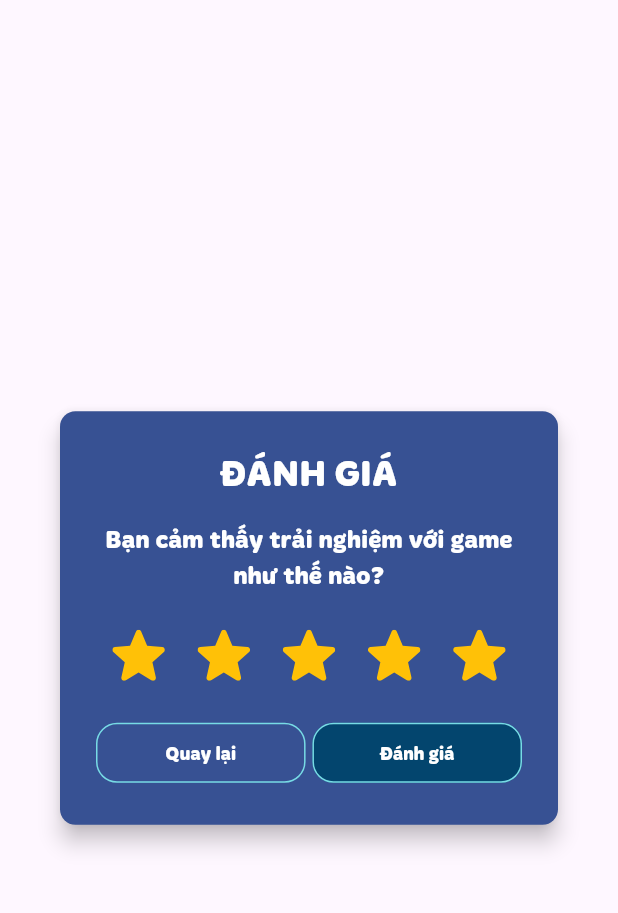
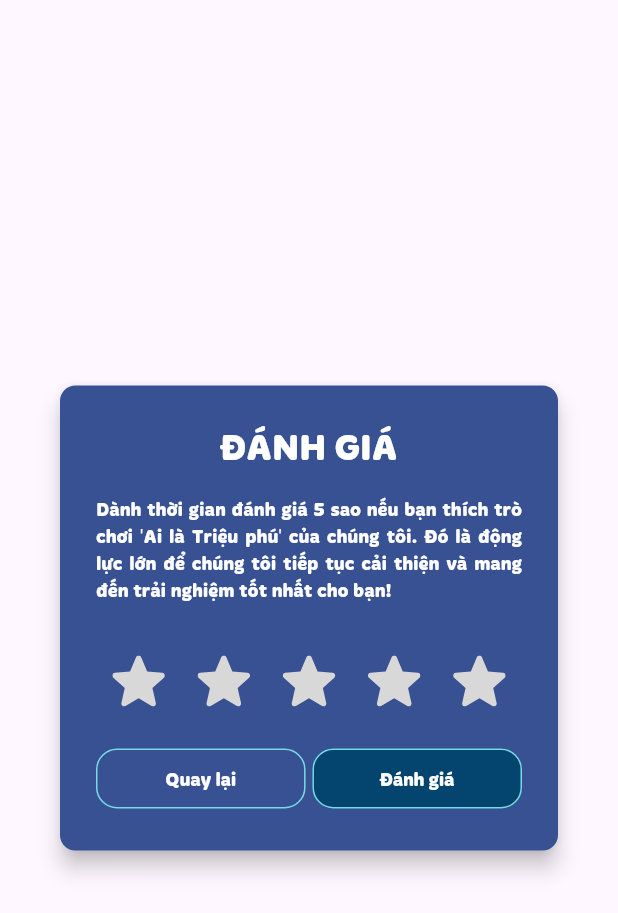
Before and after one commit to sonvantran/millionaire_mobile, a Flutter app: the RatingPopup widget shown alone on an empty page, opened directly with empty values, on a phone screen of 412 x 824 dp. Shown: the top 913 px of the screen. Run offline on Flutter 3.47's test engine with Material 3 defaults, Android fonts, the phone set to English and light mode, and no system bars; our stand-ins replace auto_route, cached_network_image, cloud_firestore, connectivity_plus, dio, firebase_analytics and 24 more; missing offline and left inert: android_id, sky_ads, volume_controller; accounts and stored records are empty; network calls fail; statements that could not run were skipped.

```diff
--- a/lib/app/modules/login/views/login_view.dart
+++ b/lib/app/modules/login/views/login_view.dart
@@ -7,6 +7,7 @@ import 'package:flutter_spinkit/flutter_spinkit.dart';
 import '../../../core/analytics/analytics_manager.dart';
 import '../../../core/analytics/route_aware_analytics.dart';
 import '../../../core/services/ads_manager.dart';
+import '../../../core/services/messaging_service.dart';
 import '../../../core/services/question_box.dart';
 import '../../../core/values/custom_color.dart';
 import '../../../core/values/show_message_internal.dart';
@@ -133,9 +134,10 @@ class _LoginPageState extends State<LoginPage> with WidgetsBindingObserver {
       isAppHiden = false;
     } else if (state == AppLifecycleState.hidden) {
       isAppHiden = true;
+      MessagingService().scheduleMessage();
     }
     if (!cubit.state.isMuteCheckAgain) {
-      cubit.setIsMute(state != AppLifecycleState.resumed);
+      cubit.setIsMute(isAppHiden);
     }
   }
 
@@ -506,7 +508,7 @@ class _LoginPageState extends State<LoginPage> with WidgetsBindingObserver {
           value: cubit,
           child: const PopupNotice(
             isCountDown: false,
-            textButton: 'CANCEL',
+            textButton: 'ĐÓNG',
             title: 'CÀI ĐẶT',
             content: Setting(),
           ),
--- a/lib/app/modules/login/widgets/rating_dialog.dart
+++ b/lib/app/modules/login/widgets/rating_dialog.dart
@@ -1,7 +1,6 @@
 import 'package:flutter/material.dart';
 import 'package:flutter_screenutil/flutter_screenutil.dart';
 import 'package:flutter_svg/svg.dart';
-import 'package:shared_preferences/shared_preferences.dart';
 import '../../../core/analytics/analytics_manager.dart';
 import '../../../core/values/app_colors.dart';
 import '../../../core/values/show_message_internal.dart';
@@ -17,7 +16,8 @@ class RatingPopup extends StatefulWidget {
 }
 
 class _RatingPopupState extends State<RatingPopup> {
-  int number = 4;
+  int number = -1;
+  bool isTapRate = false;
   @override
   Widget build(BuildContext context) {
     return AlertDialog(
@@ -33,11 +33,19 @@ class _RatingPopupState extends State<RatingPopup> {
         mainAxisSize: MainAxisSize.min,
         children: [
           Text(
-            "Bạn cảm thấy trải nghiệm với game như thế nào?",
-            style: TextStyles.mediumWhiteS16,
-            textAlign: TextAlign.center,
+            "Dành thời gian đánh giá 5 sao nếu bạn thích trò chơi 'Ai là Triệu phú' của chúng tôi. Đó là động lực lớn để chúng tôi tiếp tục cải thiện và mang đến trải nghiệm tốt nhất cho bạn!",
+            style: TextStyles.regularWhiteS12,
+            textAlign: TextAlign.justify,
           ),
-          SizedBox(height: 24.h),
+          SizedBox(height: 10.h),
+          (isTapRate && number == -1)
+              ? Text(
+                  "Chọn số sao dể đánh giá",
+                  style: TextStyles.regularWhiteS12
+                      .copyWith(color: AppColors.colorFF3CC03C),
+                )
+              : SizedBox(height: 14.h),
+          SizedBox(height: 10.h),
           Row(
             mainAxisAlignment: MainAxisAlignment.spaceAround,
             children: List.generate(
@@ -75,17 +83,21 @@ class _RatingPopupState extends State<RatingPopup> {
             Expanded(
               child: RatingButton(
                 onPressed: () async {
+                  if (!isTapRate) {
+                    setState(() {
+                      isTapRate = true;
+                    });
+                  }
+                  if (number == -1) return;
+
                   Navigator.pop(context);
-                  final pre = await SharedPreferences.getInstance();
-                  final isRating = pre.getBool("isRating") ?? false;
-                  if (!isRating) await pre.setBool("isRating", true);
-                  if (number == 4) {
+
+                  if (number >= 3) {
                     widget.onPressed();
                     ShowMessageInternal.showMessage(
-                        "Cảm ơn bạn! Bây giờ hãy đánh giá 5 sao trên Google Play nhé!");
+                        "Cảm ơn bạn! Bây giờ hãy đánh giá ${number + 1} sao trên Google Play nhé!");
                   } else {
-                    AnalyticsManager.sendAnalyticsEvent(
-                        'rating_${number + 1}');
+                    AnalyticsManager.sendAnalyticsEvent('rating_${number + 1}');
                     if (!mounted) return;
                     ShowMessageInternal.showMessage("Cảm ơn đánh giá của bạn");
                   }
--- a/lib/app/modules/play_game/cubit/play_game_cubit.dart
+++ b/lib/app/modules/play_game/cubit/play_game_cubit.dart
@@ -344,6 +344,7 @@ class PlayGameCubit extends Cubit<PlayGameState> {
         emit(state.copyWith(saveDone: true));
         return;
       }
+      emit(state.copyWith(saveDone: true));
       rethrow;
     }
   }
@@ -556,7 +557,7 @@ class PlayGameCubit extends Cubit<PlayGameState> {
   Future<void> wrongAnswer() async {
     try {
       clearDataLocal();
-      if (!firsrWrong) {
+      if (!firsrWrong && !SkyAds.instance.isAdDisable) {
         firsrWrong = true;
         emit(state.copyWith(isShowWrongAds: true));
         return;
--- a/lib/app/modules/play_game/widget/game_point.dart
+++ b/lib/app/modules/play_game/widget/game_point.dart
@@ -22,7 +22,7 @@ class GamePoint extends StatelessWidget {
               image: AssetImage('assets/images/nav_bg.jpg'),
               fit: BoxFit.cover,
             ),
-            borderRadius: BorderRadius.all(Radius.circular(32.r))),
+            borderRadius: BorderRadius.all(Radius.circular(24.r))),
         child: Column(
           mainAxisAlignment: MainAxisAlignment.spaceEvenly,
           children: [
--- a/pubspec.yaml
+++ b/pubspec.yaml
@@ -1,7 +1,7 @@
 name: millionaire_mobile
 description: A new Flutter project.
 publish_to: 'none'
-version: 1.1.0+41
+version: 1.1.1+42
 # flutter pub run build_runner build --delete-conflicting-outputs
 # dart run flutter_native_splash:create
 # flutter build appbundle --flavor prod lib/main_prod.dart --release./gradlew build
@@ -25,7 +25,6 @@ dependencies:
   flutter_localizations:
     sdk: flutter
   json_serializable: 6.6.0
-  share: 2.0.4
   fl_chart: 0.63.0
   google_mobile_ads: 4.0.0
   path_provider: 2.1.0
@@ -57,6 +56,8 @@ dependencies:
   just_audio: 0.9.36
   flutter_dotenv: 5.1.0
   fluttertoast: 8.2.4
+  share_plus: 7.2.2
+  timezone: 0.9.3
 
 dev_dependencies:
   flutter_test:
```
Also changed, not shown: lib/app/core/services/firestore_manager.dart (+9 -3 lines), lib/app/core/services/messaging_service.dart (+67 -5 lines), lib/app/modules/login/cubit/login_cubit.dart (+11 -1 lines), lib/app/modules/login/widgets/setting.dart (+6 -2 lines), lib/app/modules/play_game/views/play_again_view.dart (+12 -5 lines), lib/app/modules/ranhking/view/ranking_view.dart (+6 -16 lines), lib/main_dev.dart (+13 -2 lines), lib/main_prod.dart (+20 -2 lines), pubspec.lock, 2 other files.
